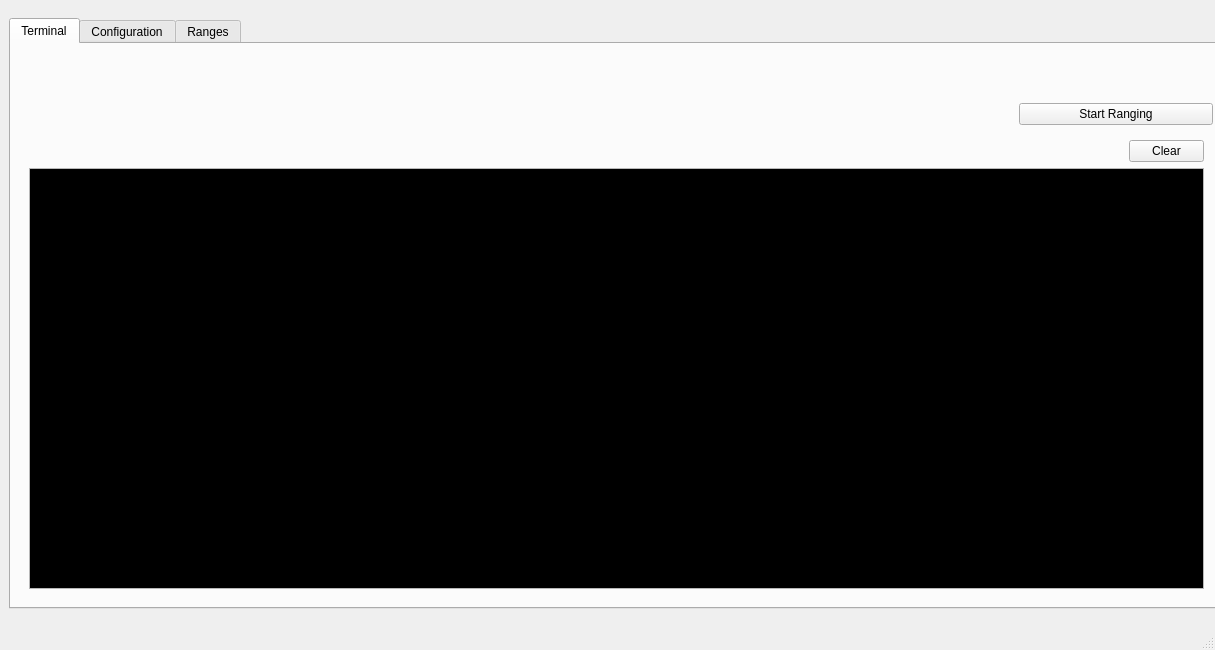
The window that interface_app/beluga_gui/beluga_gui.ui (WiseLabCMU/Beluga-2.0) describes before a commit, drawn with Qt 5.
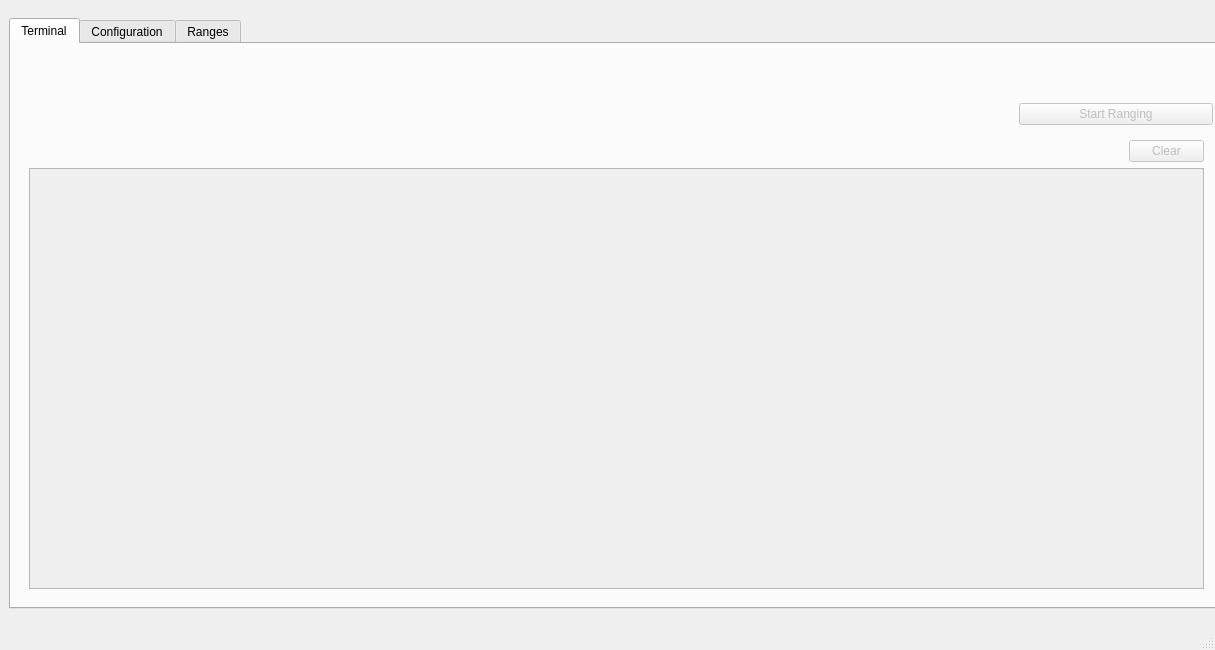
The same window after the commit. The open tabs and pages were chosen to show the change. Custom widgets are drawn as their Qt base class.

Commit message: Disable terminal

What changed in the file:
```diff
--- a/interface_app/beluga_gui/beluga_gui.ui
+++ b/interface_app/beluga_gui/beluga_gui.ui
@@ -29,6 +29,9 @@
    <layout class="QVBoxLayout" name="verticalLayout_8">
     <item>
      <widget class="QTabWidget" name="TerminalTab">
+      <property name="enabled">
+       <bool>true</bool>
+      </property>
       <property name="minimumSize">
        <size>
         <width>1215</width>
@@ -249,6 +252,9 @@
           </item>
           <item row="2" column="5">
            <widget class="StartRangingButton" name="terminal_ranging_btn">
+            <property name="enabled">
+             <bool>false</bool>
+            </property>
             <property name="text">
              <string>Start Ranging</string>
             </property>
@@ -264,6 +270,9 @@
           <layout class="QVBoxLayout" name="verticalLayout_15">
            <item>
             <widget class="QPushButton" name="terminal_clear_btn">
+             <property name="enabled">
+              <bool>false</bool>
+             </property>
              <property name="maximumSize">
               <size>
                <width>75</width>
@@ -280,6 +289,9 @@
            </item>
            <item>
             <widget class="BelugaTerminal" name="terminal">
+             <property name="enabled">
+              <bool>false</bool>
+             </property>
              <property name="palette">
               <palette>
                <active>
```
The commit also changes 1 other file.
